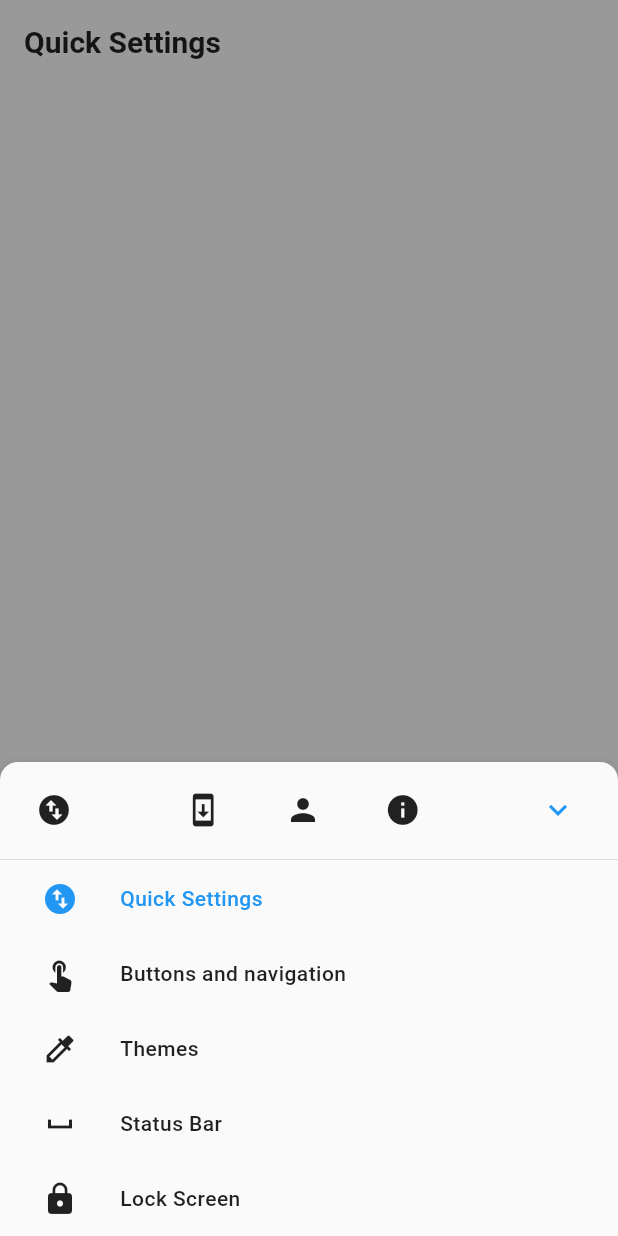
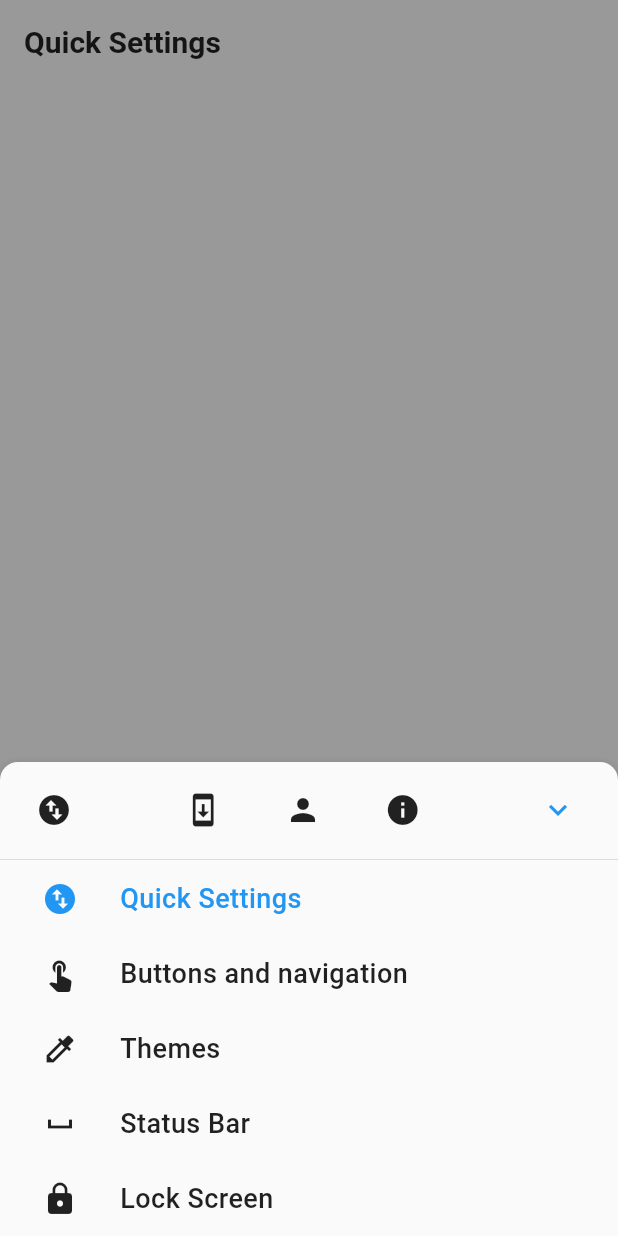
Before and after one commit to PotatoProject/PotatoFries, a Flutter app: the screen it shows after launch, item 4 of the bottom bar chosen, on a phone screen of 412 x 824 dp. Run offline on Flutter 3.47's test engine with Material 2 defaults, Android fonts, the phone set to English and light mode, and no system bars; our stand-ins replace flutter_svg, simple_animations.

Commit message:
fries: Little design improvements
Signed-off-by: HrX03 <dn.bianco03@gmail.com>

```diff
--- a/lib/ui/sizeable_list_tile.dart
+++ b/lib/ui/sizeable_list_tile.dart
@@ -5,6 +5,7 @@ class SizeableListTile extends StatefulWidget {
   double width;
   Widget icon;
   String title;
+  String subtitle;
   bool selected;
   Color backgroundColor;
   Color elementsColor;
@@ -16,6 +17,7 @@ class SizeableListTile extends StatefulWidget {
     this.width,
     @required this.icon,
     @required this.title,
+    this.subtitle,
     this.selected = false,
     this.selectedColor,
     this.backgroundColor,
@@ -30,10 +32,15 @@ class SizeableListTile extends StatefulWidget {
 class _SizeableListTileState extends State<SizeableListTile> {
   @override
   Widget build(BuildContext context) {
+    print(widget.subtitle != null);
     return InkWell(
       child: Container(
         padding: EdgeInsets.symmetric(horizontal: 16),
-        height: widget.height ?? null,
+        height: widget.height != null ?
+            widget.height :
+            widget.subtitle != null ?
+                60 :
+                null,
         width: widget.width ?? null,
         color: widget.backgroundColor ?? null,
         child: Row(
@@ -46,15 +53,33 @@ class _SizeableListTileState extends State<SizeableListTile> {
             ),
             Padding(
               padding: EdgeInsets.only(left: 16),
-              child: Text(
+              child: Column(
+                mainAxisAlignment: MainAxisAlignment.center,
+                crossAxisAlignment: CrossAxisAlignment.start,
+                children: <Widget>[
+                  Text(
                     widget.title,
                     style: TextStyle(
                       letterSpacing: 0.3,
                       fontWeight: FontWeight.w500,
+                      fontSize: 18,
                       color: widget.selected
                           ? widget.selectedColor
                           : widget.elementsColor,
                     ),
+                  ),
+                  Visibility(
+                    visible: widget.subtitle != null,
+                    child: Text(
+                      widget.subtitle ?? "",
+                      style: TextStyle(
+                        color: widget.selected
+                            ? widget.selectedColor.withAlpha(160)
+                            : widget.elementsColor.withAlpha(160),
+                      ),
+                    ),
+                  ),
+                ],
               ),
             ),
           ],
```
Also changed, not shown: lib/pages/themes.dart (+16 -10 lines). Lines whose indentation alone changed are shown as unchanged.
